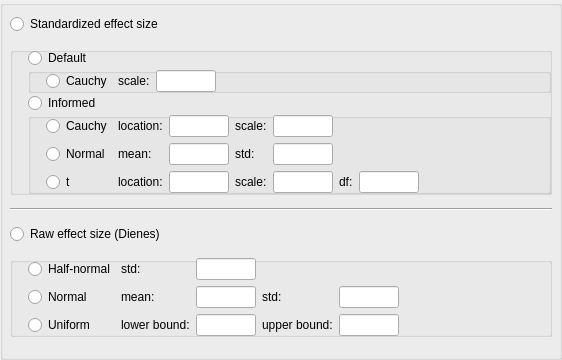
Old version of the form JASP-Desktop/widgets/subjectivepriorswidget.ui in the repository jasp-stats/jasp-desktop.
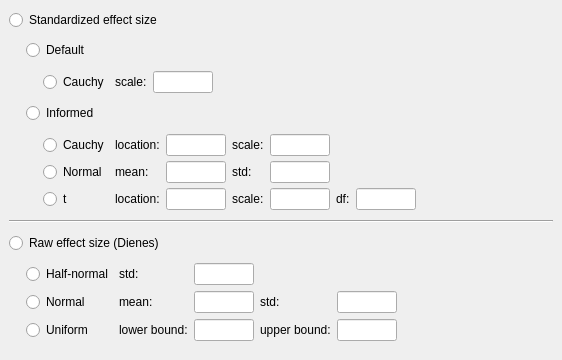
New version of the form. Custom widgets are drawn as their Qt base class.

Commit message: Update layout of the Subjective Prior widget

What changed in the file:
```diff
--- a/JASP-Desktop/widgets/subjectivepriorswidget.ui
+++ b/JASP-Desktop/widgets/subjectivepriorswidget.ui
@@ -39,6 +39,7 @@
     <widget class="BoundGroupBox" name="effectSize">
      <property name="styleSheet">
       <string notr="true">QGroupBox{
+	border:0;
 	padding-top: 0;
 	margin-top: 0;
 }</string>
@@ -333,7 +334,7 @@
           <number>0</number>
          </property>
          <property name="verticalSpacing">
-          <number>0</number>
+          <number>10</number>
          </property>
          <item row="4" column="0">
           <widget class="BoundGroupBox" name="informativeStandardizedEffectSize">
@@ -362,6 +363,9 @@
             <property name="bottomMargin">
              <number>0</number>
             </property>
+            <property name="verticalSpacing">
+             <number>5</number>
+            </property>
             <item row="3" column="2">
              <widget class="BoundTextBox" name="informativeTLocation">
               <property name="sizePolicy">
```
The commit also changes 1 other file.
